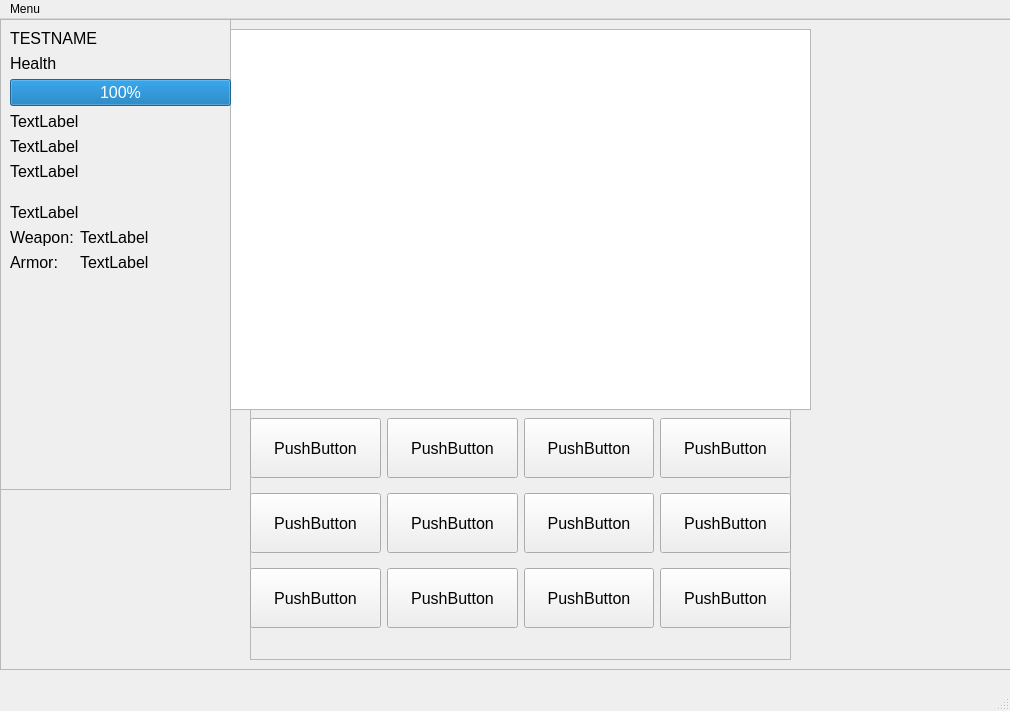
Qt form Game.ui (RobertHalbert/2023GameProject) before a commit.
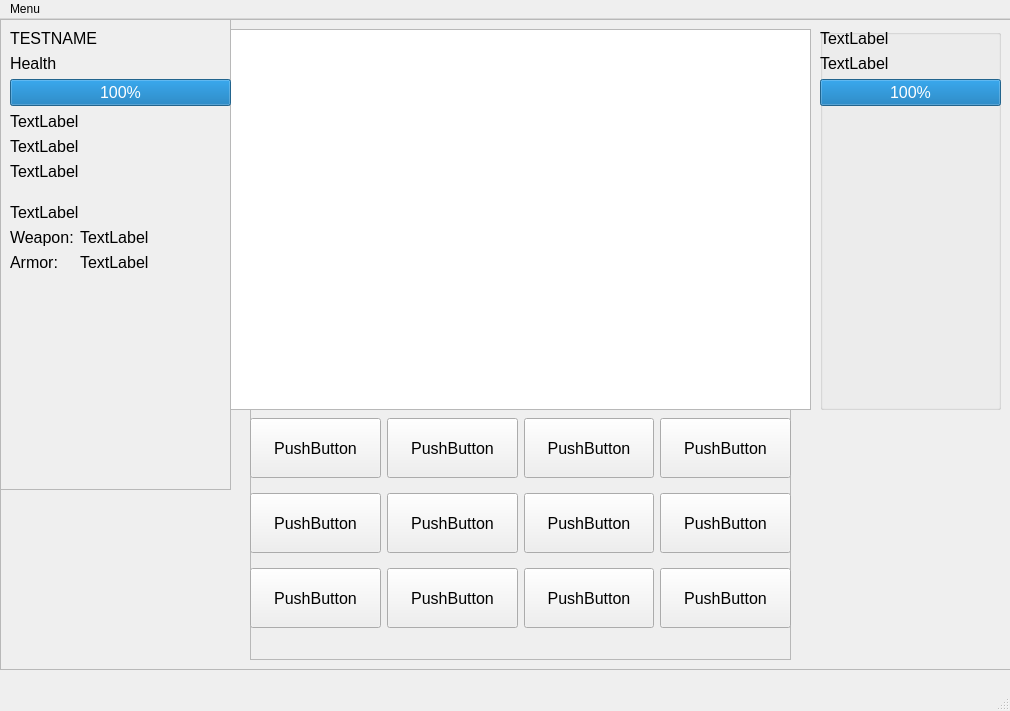
The same form after that commit.

Diff of the .ui file:
```diff
--- a/Game.ui
+++ b/Game.ui
@@ -352,6 +352,52 @@
       </layout>
      </widget>
     </widget>
+    <widget class="QGroupBox" name="groupBoxEnemy">
+     <property name="geometry">
+      <rect>
+       <x>820</x>
+       <y>10</y>
+       <width>181</width>
+       <height>381</height>
+      </rect>
+     </property>
+     <property name="title">
+      <string/>
+     </property>
+     <widget class="QWidget" name="formLayoutWidget_2">
+      <property name="geometry">
+       <rect>
+        <x>0</x>
+        <y>0</y>
+        <width>181</width>
+        <height>321</height>
+       </rect>
+      </property>
+      <layout class="QFormLayout" name="formLayoutEnemy">
+       <item row="0" column="0" colspan="2">
+        <widget class="QLabel" name="labelEnemy">
+         <property name="text">
+          <string>TextLabel</string>
+         </property>
+        </widget>
+       </item>
+       <item row="1" column="0" colspan="2">
+        <widget class="QLabel" name="labelHPEnemy">
+         <property name="text">
+          <string>TextLabel</string>
+         </property>
+        </widget>
+       </item>
+       <item row="2" column="0" colspan="2">
+        <widget class="QProgressBar" name="progressBarEnemyHp">
+         <property name="value">
+          <number>100</number>
+         </property>
+        </widget>
+       </item>
+      </layout>
+     </widget>
+    </widget>
    </widget>
   </widget>
   <widget class="QMenuBar" name="menubar">
```
